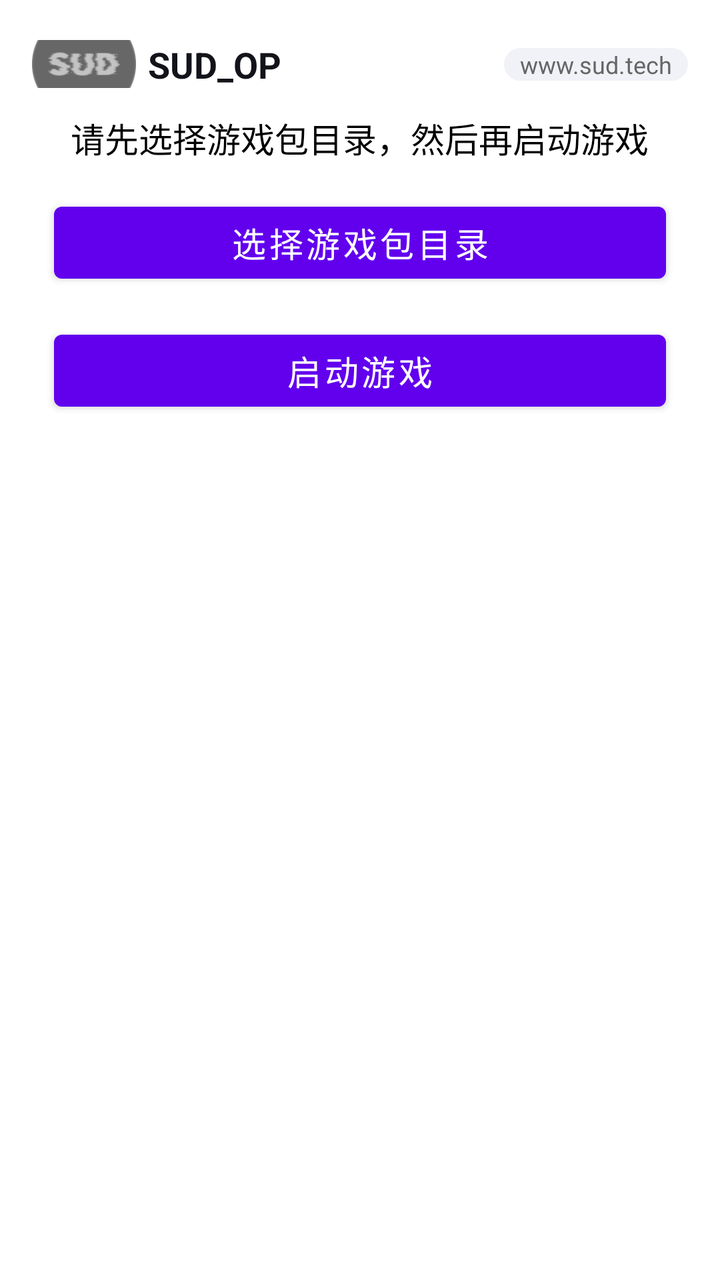
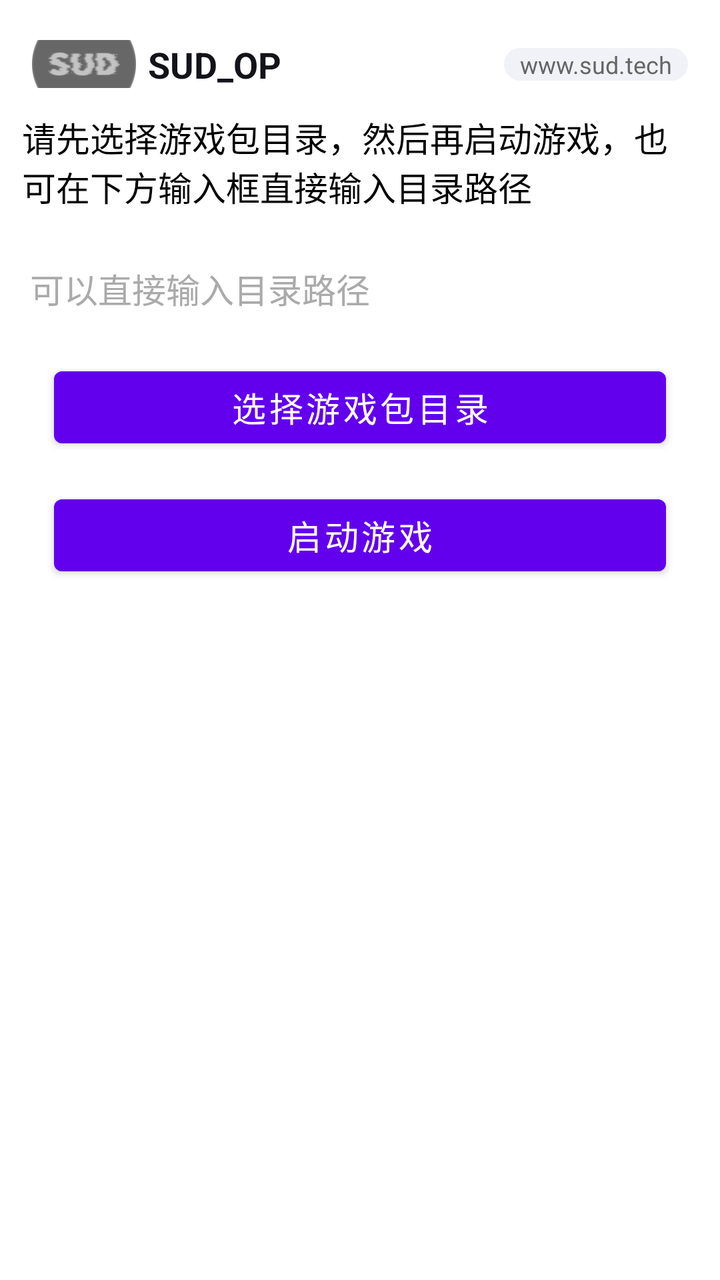

Compare the two renders of this Android layout. The source of the first and the diff that turns it into the second are given below.
<!-- AndroidManifest.xml: application theme Theme.Hellosudandroid -->
<!-- res/layout/activity_main.xml -->
<?xml version="1.0" encoding="utf-8"?>
<androidx.constraintlayout.widget.ConstraintLayout xmlns:android="http://schemas.android.com/apk/res/android"
    android:layout_width="match_parent"
    android:layout_height="match_parent"
    android:background="@color/white"
    xmlns:app="http://schemas.android.com/apk/res-auto">

    <androidx.constraintlayout.widget.ConstraintLayout
        android:id="@+id/top_bar"
        android:layout_width="match_parent"
        android:layout_height="wrap_content"
        android:paddingBottom="12dp"
        android:layout_marginTop="10dp"
        android:focusable="true"
        android:focusableInTouchMode="true"
        app:layout_constraintTop_toTopOf="parent">

        <ImageView
            android:id="@+id/view_logo"
            android:layout_width="52dp"
            android:layout_height="24dp"
            android:src="@drawable/ic_default_avatar"
            android:scaleType="centerCrop"
            android:layout_marginStart="16dp"
            android:layout_marginTop="10dp"
            app:layout_constraintStart_toStartOf="parent"
            app:layout_constraintTop_toTopOf="parent" />

        <TextView
            android:layout_width="wrap_content"
            android:layout_height="wrap_content"
            android:text="@string/main_top_title"
            android:textColor="#13141a"
            android:textSize="18sp"
            android:layout_marginStart="6dp"
            android:textStyle="bold"
            app:layout_constraintTop_toTopOf="@id/view_logo"
            app:layout_constraintBottom_toBottomOf="@id/view_logo"
            app:layout_constraintStart_toEndOf="@id/view_logo" />

        <TextView
            android:layout_width="wrap_content"
            android:layout_height="wrap_content"
            android:paddingHorizontal="8dp"
            android:textSize="12sp"
            android:textColor="#666666"
            android:text="@string/main_top_url"
            android:layout_marginEnd="16dp"
            android:background="@drawable/shape_round_66dbdeec"
            app:layout_constraintTop_toTopOf="@id/view_logo"
            app:layout_constraintBottom_toBottomOf="@id/view_logo"
            app:layout_constraintEnd_toEndOf="parent" />

    </androidx.constraintlayout.widget.ConstraintLayout>

    <LinearLayout
        android:id="@+id/recycler_view"
        android:layout_width="match_parent"
        android:layout_height="0dp"
        android:paddingHorizontal="11dp"
        android:paddingBottom="16dp"
        android:clipToPadding="false"
        android:orientation="vertical"
        android:gravity="center_horizontal"
        app:layout_constraintTop_toBottomOf="@id/top_bar"
        app:layout_constraintBottom_toBottomOf="parent">

        <TextView
            android:id="@+id/tv_info"
            android:layout_width="wrap_content"
            android:layout_height="wrap_content"
            android:textSize="17sp"
            android:textColor="@color/black"
            android:text="请先选择游戏包目录，然后再启动游戏" />

        <Button
            android:id="@+id/btn_select"
            android:layout_width="match_parent"
            android:layout_height="wrap_content"
            android:layout_marginHorizontal="16dp"
            android:layout_marginTop="16dp"
            android:text="选择游戏包目录"
            android:textSize="17sp"
            android:textColor="@color/white" />

        <Button
            android:id="@+id/btn_start"
            android:layout_width="match_parent"
            android:layout_height="wrap_content"
            android:layout_marginHorizontal="16dp"
            android:layout_marginTop="16dp"
            android:text="启动游戏"
            android:textSize="17sp"
            android:textColor="@color/white" />

    </LinearLayout>

</androidx.constraintlayout.widget.ConstraintLayout>
<!-- resources referenced by this layout -->
<resources>
  <color name="black">#FF000000</color>
  <color name="white">#FFFFFFFF</color>
  <!-- drawable ic_default_avatar: png bitmap (drawable-xhdpi, 10031 bytes) -->
  <!-- drawable shape_round_66dbdeec (drawable) -->
  <?xml version="1.0" encoding="utf-8"?>
  <shape xmlns:android="http://schemas.android.com/apk/res/android">
      <solid android:color="#66dbdeec" />
      <corners android:radius="50dp" />
  </shape>
  <string name="main_top_title">SUD_OP</string>
  <string name="main_top_url">www.sud.tech</string>
  <style name="Theme.Hellosudandroid" parent="Theme.MaterialComponents.NoActionBar">
          
          <item name="colorPrimary">@color/purple_500</item>
          <item name="colorPrimaryVariant">@color/purple_700</item>
          <item name="colorOnPrimary">@color/white</item>
          
          <item name="colorSecondary">@color/teal_200</item>
          <item name="colorSecondaryVariant">@color/teal_700</item>
          <item name="colorOnSecondary">@color/black</item>
          
          <item name="android:statusBarColor" tools:targetApi="l">@color/white</item>
          
          <item name="android:windowNoTitle">true</item>
          <item name="android:windowBackground">@color/white</item>
      </style>
  <color name="purple_500">#FF6200EE</color>
  <color name="purple_700">#FF3700B3</color>
  <color name="teal_200">#FF03DAC5</color>
  <color name="teal_700">#FF018786</color>
</resources>

<!-- the commit's change to res/layout/activity_main.xml (unified diff, before → after) -->
@@ -71,7 +71,17 @@
             android:layout_height="wrap_content"
             android:textSize="17sp"
             android:textColor="@color/black"
-            android:text="请先选择游戏包目录，然后再启动游戏" />
+            android:text="请先选择游戏包目录，然后再启动游戏，也可在下方输入框直接输入目录路径" />
+
+        <EditText
+            android:id="@+id/et_path"
+            android:layout_width="match_parent"
+            android:layout_height="wrap_content"
+            android:layout_marginTop="16dp"
+            android:hint="可以直接输入目录路径"
+            android:textColorHint="#aaaaaa"
+            android:textSize="17sp"
+            android:textColor="@color/black" />
 
         <Button
             android:id="@+id/btn_select"
